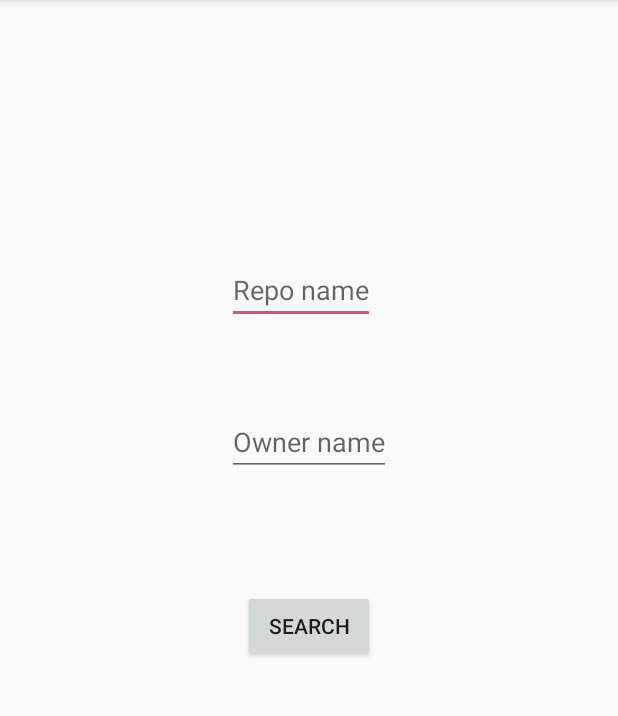
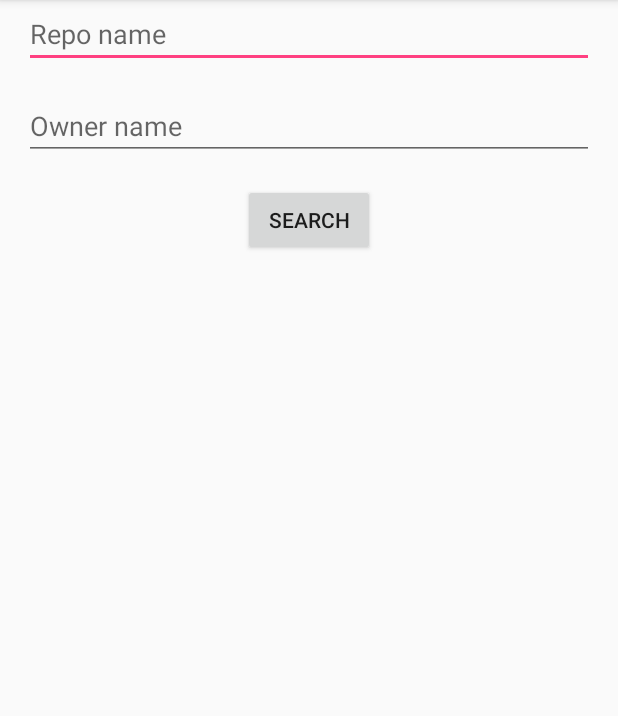
Before and after one commit to wassupnari/PlayWithApollo, an Android app: the screen it shows after launch (MainActivity), on a phone screen of 412 x 824 dp, the part 84-800 px from its top. Run offline under Robolectric (Android 15) with nearby library versions, the phone set to English and light mode, and no system bars; libraries missing offline, so code that uses them is left out: com.apollographql.apollo; 1 statement that could not run was skipped.

Commit message:
Added query to retrieve all repos per owner

```diff
--- a/app/src/main/java/com/apollo/nari/playwithapollo/MainActivity.kt
+++ b/app/src/main/java/com/apollo/nari/playwithapollo/MainActivity.kt
@@ -14,6 +14,7 @@ class MainActivity : AppCompatActivity() {
 
     private val BASE_URL = "https://api.github.com/graphql"
     private lateinit var client: ApolloClient
+    private lateinit var repositories: FindReposByName.Repositories
 
     override fun onCreate(savedInstanceState: Bundle?) {
         super.onCreate(savedInstanceState)
@@ -26,22 +27,24 @@ class MainActivity : AppCompatActivity() {
 
     private fun findQuery() {
         Log.d("APOLLO", "find query called")
-        client.query(FindQuery    //From the auto generated class
+        client.query(FindReposByName    //From the auto generated class
                 .builder()
-                .name("butterknife") //Passing required arguments
-                .owner("jakewharton") //Passing required arguments
+                .owner(repo_name.text.toString()) //Passing required arguments
                 .build())
-                .enqueue(object : ApolloCall.Callback<FindQuery.Data>() {
+                .enqueue(object : ApolloCall.Callback<FindReposByName.Data>() {
                     override fun onFailure(e: ApolloException) {
-//                        Log.info(e.message.toString())
                         Log.d("APOLLO", "find query failed")
                     }
-                    override fun onResponse(response: Response<FindQuery.Data>) {
-//                        Log.info(" " + response.data()?.repository())
+                    override fun onResponse(response: Response<FindReposByName.Data>) {
                         runOnUiThread({
                             Log.d("APOLLO", "find query success")
                             //                            progress_bar.visibility = View.GONE
-                            contents.text = "Repo : " + response.data()?.repository()?.name()
+                            repositories = response.data()?.repositoryOwner()?.repositories()!!
+                            var node = repositories.edges()?.get(0)?.node()
+                            contents.text = "Repo name : " + node?.name()
+                                    "\n Description : " + node?.description() +
+                                    "\n Fork count : " + node?.forkCount() +
+                                    "\n Url : " + node?.url()
 //                            description_text_view.text = String.format(getString(R.string.description_text),
 //                                    response.data()?.repository()?.description())
 //                            forks_text_view.text = String.format(getString(R.string.fork_count_text),
@@ -61,7 +64,7 @@ class MainActivity : AppCompatActivity() {
                     val builder = original.newBuilder().method(original.method(),
                             original.body())
                     builder.addHeader("Authorization"
-                            , "Bearer " + "token")
+                            , "Bearer " + "73aa9cf9d63815ed4003e486a87d0ca42ad12559")
                     chain.proceed(builder.build())
                 })
                 .build()
--- a/app/src/main/res/layout/activity_main.xml
+++ b/app/src/main/res/layout/activity_main.xml
@@ -8,43 +8,50 @@
 
     <EditText
         android:id="@+id/repo_name"
-        android:layout_width="wrap_content"
+        android:layout_width="match_parent"
         android:layout_height="wrap_content"
+        android:layout_marginTop="@dimen/margin"
+        android:layout_marginEnd="@dimen/margin"
+        android:layout_marginStart="@dimen/margin"
         android:hint="Repo name"
-        app:layout_constraintBottom_toBottomOf="parent"
         app:layout_constraintHorizontal_bias="0.482"
         app:layout_constraintLeft_toLeftOf="parent"
         app:layout_constraintRight_toRightOf="parent"
-        app:layout_constraintTop_toTopOf="parent"
         app:layout_constraintVertical_bias="0.236" />
 
     <EditText
         android:id="@+id/owner_name"
-        android:layout_width="wrap_content"
+        android:layout_width="match_parent"
         android:layout_height="wrap_content"
-        android:layout_marginTop="8dp"
+        android:layout_marginTop="@dimen/margin"
+        android:layout_marginEnd="@dimen/margin"
+        android:layout_marginStart="@dimen/margin"
         android:hint="Owner name"
         app:layout_constraintBottom_toBottomOf="parent"
         app:layout_constraintLeft_toLeftOf="parent"
         app:layout_constraintRight_toRightOf="parent"
         app:layout_constraintTop_toBottomOf="@id/repo_name"
-        app:layout_constraintVertical_bias="0.096" />
+        app:layout_constraintVertical_bias="0.0" />
 
     <Button
         android:id="@+id/find_button"
         android:layout_width="wrap_content"
         android:layout_height="wrap_content"
-        android:layout_marginEnd="8dp"
-        android:layout_marginStart="8dp"
-        android:layout_marginTop="76dp"
+        android:layout_marginTop="@dimen/margin"
         android:text="Search"
         app:layout_constraintEnd_toEndOf="parent"
         app:layout_constraintStart_toStartOf="parent"
-        app:layout_constraintTop_toBottomOf="@+id/owner_name" />
+        app:layout_constraintTop_toBottomOf="@+id/owner_name"
+        app:layout_constraintVertical_bias="0.0"/>
 
     <TextView
         android:id="@+id/contents"
         android:layout_width="match_parent"
-        android:layout_height="wrap_content" />
+        android:layout_height="wrap_content"
+        android:layout_marginTop="@dimen/margin"
+        android:layout_marginEnd="@dimen/margin"
+        android:layout_marginStart="@dimen/margin"
+        app:layout_constraintTop_toBottomOf="@id/find_button"
+        tools:text="placeholder"/>
 
 </android.support.constraint.ConstraintLayout>
--- /dev/null
+++ b/app/src/main/res/values/dimens.xml.xml
@@ -0,0 +1,4 @@
+<?xml version="1.0" encoding="utf-8"?>
+<resources>
+    <dimen name="margin">16dp</dimen>
+</resources>
```
Also changed, not shown: 1 other file.
